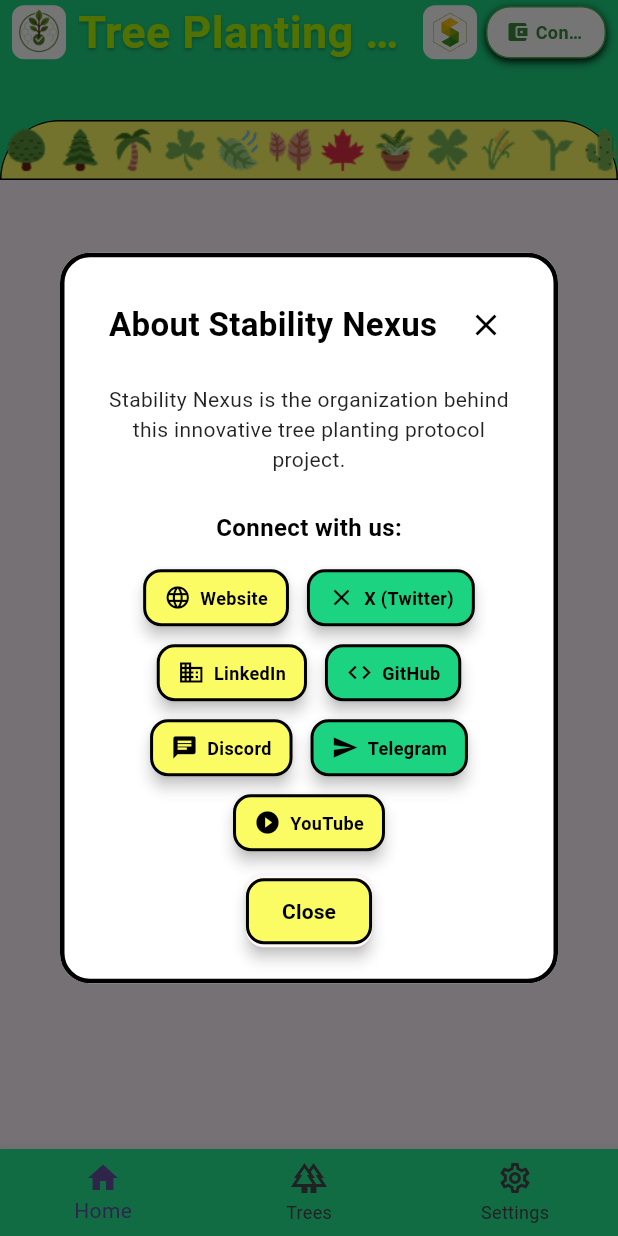
After one commit to StabilityNexus/Treee, a Flutter app: the screen it shows after launch, after a tap on an icon or button, on a phone screen of 412 x 824 dp. The commit adds this screen. Run offline on Flutter 3.47's test engine with Material 3 defaults, Android fonts, the phone set to English and light mode, and no system bars; our stand-ins replace flutter_dotenv, flutter_map, flutter_svg, go_router, image_picker, latlong2 and 3 more; missing offline and left inert: dart_geohash, walletconnect_flutter_v2, web3dart; accounts and stored records are empty; Roboto replaces fonts that are missing (Poppins).

Commit message:
add: stability nexus modal view as per hatching requirements

```diff
--- /dev/null
+++ b/lib/components/stability_nexus_footer_dialog.dart
@@ -0,0 +1,227 @@
+import 'package:flutter/material.dart';
+import 'package:url_launcher/url_launcher.dart';
+import 'package:tree_planting_protocol/utils/constants/ui/color_constants.dart';
+
+class StabilityNexusFooterDialog extends StatelessWidget {
+  const StabilityNexusFooterDialog({super.key});
+
+  @override
+  Widget build(BuildContext context) {
+    final colors = getThemeColors(context);
+
+    return Dialog(
+      backgroundColor: Colors.white,
+      shape: RoundedRectangleBorder(
+        borderRadius: BorderRadius.circular(20),
+        side: BorderSide(
+          color: Colors.black,
+          width: 3,
+        ),
+      ),
+      child: Container(
+        padding: const EdgeInsets.all(24),
+        constraints: const BoxConstraints(maxWidth: 500),
+        decoration: BoxDecoration(
+          color: Colors.white,
+          borderRadius: BorderRadius.circular(20),
+        ),
+        child: Column(
+          mainAxisSize: MainAxisSize.min,
+          crossAxisAlignment: CrossAxisAlignment.center,
+          children: [
+            Row(
+              mainAxisAlignment: MainAxisAlignment.spaceBetween,
+              children: [
+                const Spacer(),
+                Text(
+                  'About Stability Nexus',
+                  style: TextStyle(
+                    fontSize: 22,
+                    fontWeight: FontWeight.bold,
+                    color: Colors.black,
+                  ),
+                ),
+                const Spacer(),
+                IconButton(
+                  icon: Icon(Icons.close, color: Colors.black),
+                  onPressed: () => Navigator.of(context).pop(),
+                  padding: EdgeInsets.zero,
+                  constraints: const BoxConstraints(),
+                ),
+              ],
+            ),
+            const SizedBox(height: 16),
+            Text(
+              'Stability Nexus is the organization behind this innovative tree planting protocol project.',
+              textAlign: TextAlign.center,
+              style: TextStyle(
+                fontSize: 14,
+                color: Colors.black87,
+              ),
+            ),
+            const SizedBox(height: 24),
+            Text(
+              'Connect with us:',
+              style: TextStyle(
+                fontSize: 16,
+                fontWeight: FontWeight.w600,
+                color: Colors.black,
+              ),
+            ),
+            const SizedBox(height: 16),
+            _buildSocialLinks(context, colors),
+            const SizedBox(height: 16),
+            Row(
+              mainAxisAlignment: MainAxisAlignment.center,
+              children: [
+                Material(
+                  elevation: 4,
+                  borderRadius: BorderRadius.circular(12),
+                  child: ElevatedButton(
+                    onPressed: () => Navigator.of(context).pop(),
+                    style: ElevatedButton.styleFrom(
+                      backgroundColor: colors['secondary'],
+                      foregroundColor: Colors.black,
+                      padding: const EdgeInsets.symmetric(
+                          horizontal: 24, vertical: 12),
+                      elevation: 0,
+                      shape: RoundedRectangleBorder(
+                        borderRadius: BorderRadius.circular(12),
+                        side: BorderSide(color: Colors.black, width: 2),
+                      ),
+                    ),
+                    child: const Text('Close',
+                        style: TextStyle(fontWeight: FontWeight.bold)),
+                  ),
+                ),
+              ],
+            ),
+          ],
+        ),
+      ),
+    );
+  }
+
+  Widget _buildSocialLinks(BuildContext context, Map<String, Color> colors) {
+    final links = [
+      {
+        'name': 'Website',
+        'url': 'https://stability.nexus/',
+        'icon': Icons.language,
+        'useSecondary': true,
+      },
+      {
+        'name': 'X (Twitter)',
+        'url': 'https://x.com/StabilityNexus',
+        'icon': Icons.close, // X icon
+        'useSecondary': false,
+      },
+      {
+        'name': 'LinkedIn',
+        'url': 'https://linkedin.com/company/stability-nexus',
+        'icon': Icons.business,
+        'useSecondary': true,
+      },
+      {
+        'name': 'GitHub',
+        'url': 'https://github.com/StabilityNexus',
+        'icon': Icons.code,
+        'useSecondary': false,
+      },
+      {
+        'name': 'Discord',
+        'url': 'https://discord.com/invite/YzDKeEfWtS',
+        'icon': Icons.chat,
+        'useSecondary': true,
+      },
+      {
+        'name': 'Telegram',
+        'url': 'https://t.me/StabilityNexus',
+        'icon': Icons.send,
+        'useSecondary': false,
+      },
+      {
+        'name': 'YouTube',
+        'url': 'https://www.youtube.com/@StabilityNexus',
+        'icon': Icons.play_circle_filled,
+        'useSecondary': true,
+      },
+    ];
+
+    return Wrap(
+      spacing: 12,
+      runSpacing: 12,
+      alignment: WrapAlignment.center,
+      children: links.map((link) {
+        return _buildSocialButton(
+          name: link['name'] as String,
+          url: link['url'] as String,
+          icon: link['icon'] as IconData,
+          colors: colors,
+          useSecondary: link['useSecondary'] as bool,
+        );
+      }).toList(),
+    );
+  }
+
+  Widget _buildSocialButton({
+    required String name,
+    required String url,
+    required IconData icon,
+    required Map<String, Color> colors,
+    required bool useSecondary,
+  }) {
+    final buttonColor =
+        useSecondary ? colors['secondary']! : colors['primary']!;
+
+    return Material(
+      elevation: 4,
+      borderRadius: BorderRadius.circular(12),
+      child: InkWell(
+        onTap: () => _launchURL(url),
+        borderRadius: BorderRadius.circular(12),
+        child: Container(
+          padding: const EdgeInsets.symmetric(horizontal: 12, vertical: 8),
+          decoration: BoxDecoration(
+            color: buttonColor,
+            borderRadius: BorderRadius.circular(12),
+            border: Border.all(
+              color: Colors.black,
+              width: 2,
+            ),
+          ),
+          child: Row(
+            mainAxisSize: MainAxisSize.min,
+            children: [
+              Icon(icon, size: 18, color: Colors.black),
+              const SizedBox(width: 6),
+              Text(
+                name,
+                style: TextStyle(
+                  color: Colors.black,
+                  fontWeight: FontWeight.w600,
+                  fontSize: 12,
+                ),
+              ),
+            ],
+          ),
+        ),
+      ),
+    );
+  }
+
+  Future<void> _launchURL(String urlString) async {
+    final Uri url = Uri.parse(urlString);
+    try {
+      if (!await launchUrl(
+        url,
+        mode: LaunchMode.externalApplication,
+      )) {
+        throw Exception('Could not launch $urlString');
+      }
+    } catch (e) {
+      // Fallback or error handling
+      debugPrint('Error launching URL: $e');
+    }
+  }
+}
--- a/lib/components/universal_navbar.dart
+++ b/lib/components/universal_navbar.dart
@@ -1,9 +1,11 @@
 import 'package:flutter/material.dart';
 import 'package:flutter/services.dart';
 import 'package:provider/provider.dart';
+import 'package:flutter_svg/flutter_svg.dart';
 import 'package:tree_planting_protocol/providers/wallet_provider.dart';
 import 'package:tree_planting_protocol/providers/theme_provider.dart';
 import 'package:tree_planting_protocol/components/wallet_connect_dialog.dart';
+import 'package:tree_planting_protocol/components/stability_nexus_footer_dialog.dart';
 import 'package:tree_planting_protocol/utils/services/wallet_provider_utils.dart';
 import 'package:tree_planting_protocol/utils/constants/tree_images.dart';
 import 'package:tree_planting_protocol/utils/services/switch_chain_utils.dart';
@@ -135,6 +137,39 @@ class UniversalNavbar extends StatelessWidget implements PreferredSizeWidget {
                         // ),
                         const SizedBox(width: 6),
                         if (actions != null) ...actions!,
+                        InkWell(
+                          onTap: () {
+                            showDialog(
+                              context: context,
+                              builder: (context) =>
+                                  const StabilityNexusFooterDialog(),
+                            );
+                          },
+                          borderRadius: BorderRadius.circular(8),
+                          child: Container(
+                            width: 36,
+                            height: 36,
+                            padding: const EdgeInsets.all(4),
+                            decoration: BoxDecoration(
+                              color: Colors.white,
+                              borderRadius: BorderRadius.circular(8),
+                              border: Border.all(
+                                color: Colors.white,
+                                width: 1,
+                              ),
+                            ),
+                            child: SvgPicture.asset(
+                              'assets/stability-nexus/stability.svg',
+                              fit: BoxFit.contain,
+                              placeholderBuilder: (context) => Icon(
+                                Icons.eco,
+                                color: Colors.green[600],
+                                size: 28,
+                              ),
+                            ),
+                          ),
+                        ),
+                        const SizedBox(width: 6),
                         if (walletProvider.isConnected &&
                             walletProvider.currentAddress != null)
                           _buildWalletMenu(context, walletProvider)
```
Also changed, not shown: pubspec.yaml (+11 -0 lines), assets/stability-nexus/stability.svg (added), pubspec.lock, 34 other files.
